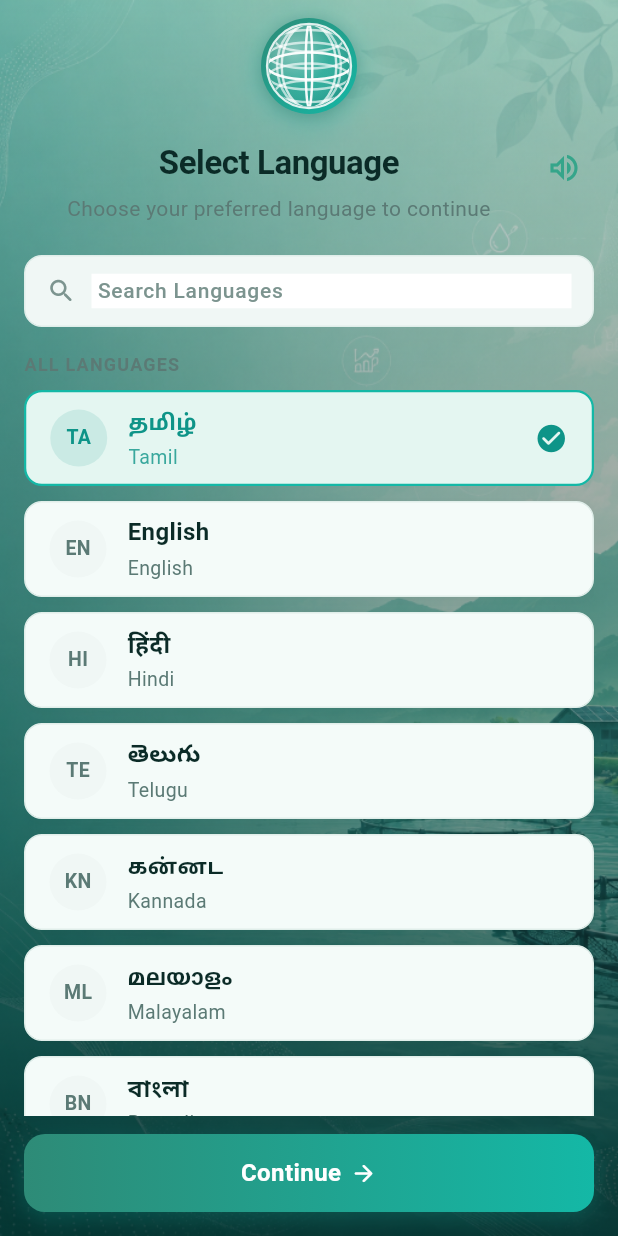
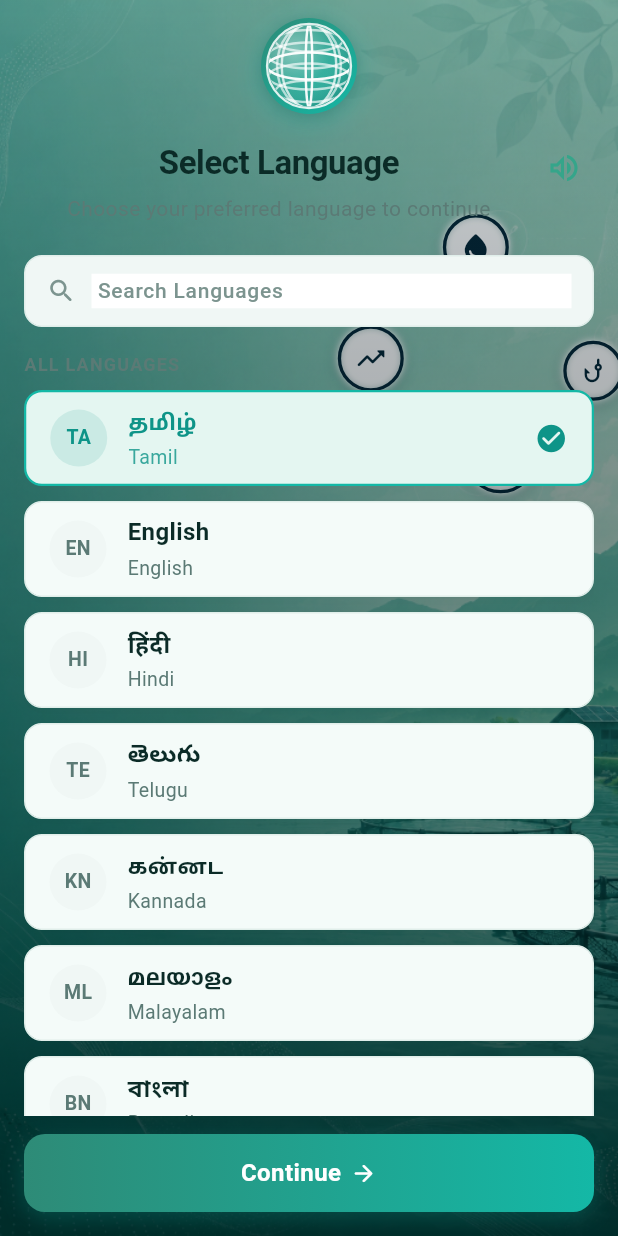
Before and after one commit to AquaverseAI/AquaVerse, a Flutter app: the screen it shows after launch, after a tap on "Get Started", on a phone screen of 412 x 824 dp. Run offline on Flutter 3.47's test engine with Material 3 defaults, Android fonts, the phone set to English and light mode, and no system bars; our stand-ins replace dio, drift, fl_chart, flutter_riverpod, flutter_secure_storage, go_router and 3 more; missing offline and left inert: sqlite3; accounts and stored records are empty; generated files the repository leaves out were written again.

Commit message:
feat(ui): add FloatingIconsOverlay with dark high-contrast outline icons and background matrix filter

```diff
--- a/lib/features/splash/splash_screen.dart
+++ b/lib/features/splash/splash_screen.dart
@@ -5,6 +5,7 @@ import 'package:flutter_riverpod/flutter_riverpod.dart';
 import 'package:go_router/go_router.dart';
 import '../../core/theme/app_colors.dart';
 import '../../l10n/app_localizations.dart';
+import '../../shared/widgets/floating_icons_overlay.dart';
 import 'splash_controller.dart';
 
 // =============================================================================
@@ -258,12 +259,27 @@ class _SplashScreenState extends ConsumerState<SplashScreen>
                   opacity: bgOpacity,
                   child: Stack(
                     children: [
-                      // High-res Aquaculture Background Image
+                      // High-res Aquaculture Background Image with Contrast Enhancement
                       Positioned.fill(
-                        child: Image.asset(
-                          'assets/images/splash_background.png',
-                          fit: BoxFit.cover,
-                          alignment: Alignment.center,
+                        child: ColorFiltered(
+                          colorFilter: const ColorFilter.matrix([
+                            0.85, 0,    0,    0, -15,
+                            0,    0.88, 0,    0, -10,
+                            0,    0,    0.88, 0, -10,
+                            0,    0,    0,    1,   0,
+                          ]),
+                          child: Image.asset(
+                            'assets/images/splash_background.png',
+                            fit: BoxFit.cover,
+                            alignment: Alignment.center,
+                          ),
+                        ),
+                      ),
+
+                      // High-contrast Dark Outline Floating Icons Overlay
+                      const Positioned.fill(
+                        child: FloatingIconsOverlay(
+                          iconColor: Color(0xFF042738), // Dark Navy/Teal outline for 100% visibility
                         ),
                       ),
                       // Directional multi-stop gradient scrim per Section 2.2 specification
--- /dev/null
+++ b/lib/shared/widgets/floating_icons_overlay.dart
@@ -0,0 +1,105 @@
+import 'package:flutter/material.dart';
+
+/// Renders dark, high-contrast floating outline icons (Water drop, Growth chart, Fish, Sprout 1, Sprout 2)
+/// over the floating constellation nodes on the background image.
+class FloatingIconsOverlay extends StatelessWidget {
+  final Color iconColor;
+
+  const FloatingIconsOverlay({
+    super.key,
+    this.iconColor = const Color(0xFF073248), // Dark Navy/Teal for maximum contrast
+  });
+
+  @override
+  Widget build(BuildContext context) {
+    return LayoutBuilder(
+      builder: (context, constraints) {
+        final w = constraints.maxWidth;
+        final h = constraints.maxHeight;
+
+        // Position nodes matching the background graphic constellation layout
+        final nodes = [
+          // 1. Top Node: Water Drop
+          _IconNodeData(
+            offset: Offset(w * 0.77, h * 0.20),
+            radius: 22,
+            icon: Icons.water_drop_rounded,
+          ),
+          // 2. Left-Upper Node: Growth Chart
+          _IconNodeData(
+            offset: Offset(w * 0.60, h * 0.29),
+            radius: 22,
+            icon: Icons.trending_up_rounded,
+          ),
+          // 3. Right Node: Fish / Yield
+          _IconNodeData(
+            offset: Offset(w * 0.96, h * 0.30),
+            radius: 20,
+            icon: Icons.phishing_rounded,
+          ),
+          // 4. Center Node: Plant Sprout 1
+          _IconNodeData(
+            offset: Offset(w * 0.81, h * 0.37),
+            radius: 24,
+            icon: Icons.eco_rounded,
+          ),
+          // 5. Bottom-Center Node: Plant Sprout 2
+          _IconNodeData(
+            offset: Offset(w * 0.70, h * 0.44),
+            radius: 22,
+            icon: Icons.grass_rounded,
+          ),
+        ];
+
+        return Stack(
+          children: nodes.map((node) {
+            return Positioned(
+              left: node.offset.dx - node.radius,
+              top: node.offset.dy - node.radius,
+              child: Container(
+                width: node.radius * 2,
+                height: node.radius * 2,
+                decoration: BoxDecoration(
+                  shape: BoxShape.circle,
+                  color: const Color(0xFF073248).withValues(alpha: 0.12),
+                  border: Border.all(
+                    color: iconColor,
+                    width: 2.2,
+                  ),
+                  boxShadow: [
+                    BoxShadow(
+                      color: iconColor.withValues(alpha: 0.35),
+                      blurRadius: 8,
+                      offset: const Offset(0, 2),
+                    ),
+                    const BoxShadow(
+                      color: Colors.white,
+                      blurRadius: 4,
+                    ),
+                  ],
+                ),
+                child: Icon(
+                  node.icon,
+                  size: node.radius * 1.0,
+                  color: iconColor,
+                ),
+              ),
+            );
+          }).toList(),
+        );
+      },
+    );
+  }
+}
+
+class _IconNodeData {
+  final Offset offset;
+  final double radius;
+  final IconData icon;
+
+  const _IconNodeData({
+    required this.offset,
+    required this.radius,
+    required this.icon,
+  });
+}
--- a/lib/shared/widgets/onboarding_scaffold.dart
+++ b/lib/shared/widgets/onboarding_scaffold.dart
@@ -1,8 +1,9 @@
 import 'package:flutter/material.dart';
+import 'floating_icons_overlay.dart';
 
 /// Standard scaffold wrapper for all Onboarding screens.
 /// Displays the custom aquaculture background image (`assets/images/onboarding_bg.png`)
-/// with a subtle contrast-enhancing overlay for crisp text readability.
+/// with high-contrast icon overlays and crisp gradient scrim.
 class OnboardingScaffold extends StatelessWidget {
   final PreferredSizeWidget? appBar;
   final Widget body;
@@ -25,12 +26,27 @@ class OnboardingScaffold extends StatelessWidget {
       appBar: appBar,
       body: Stack(
         children: [
-          // 1. Background Image (Full coverage)
+          // 1. Background Image with Contrast Boost
           Positioned.fill(
-            child: Image.asset(
-              'assets/images/onboarding_bg.png',
-              fit: BoxFit.cover,
-              alignment: Alignment.center,
+            child: ColorFiltered(
+              colorFilter: const ColorFilter.matrix([
+                0.85, 0,    0,    0, -15, // Red: slightly darkened & deepened
+                0,    0.88, 0,    0, -10, // Green
+                0,    0,    0.88, 0, -10, // Blue
+                0,    0,    0,    1,   0, // Alpha
+              ]),
+              child: Image.asset(
+                'assets/images/onboarding_bg.png',
+                fit: BoxFit.cover,
+                alignment: Alignment.center,
+              ),
+            ),
+          ),
+
+          // 2. High-contrast Dark Outline Floating Icons Overlay
+          const Positioned.fill(
+            child: FloatingIconsOverlay(
+              iconColor: Color(0xFF042738), // Dark Navy/Teal outline for 100% visibility
             ),
           ),
 
```
